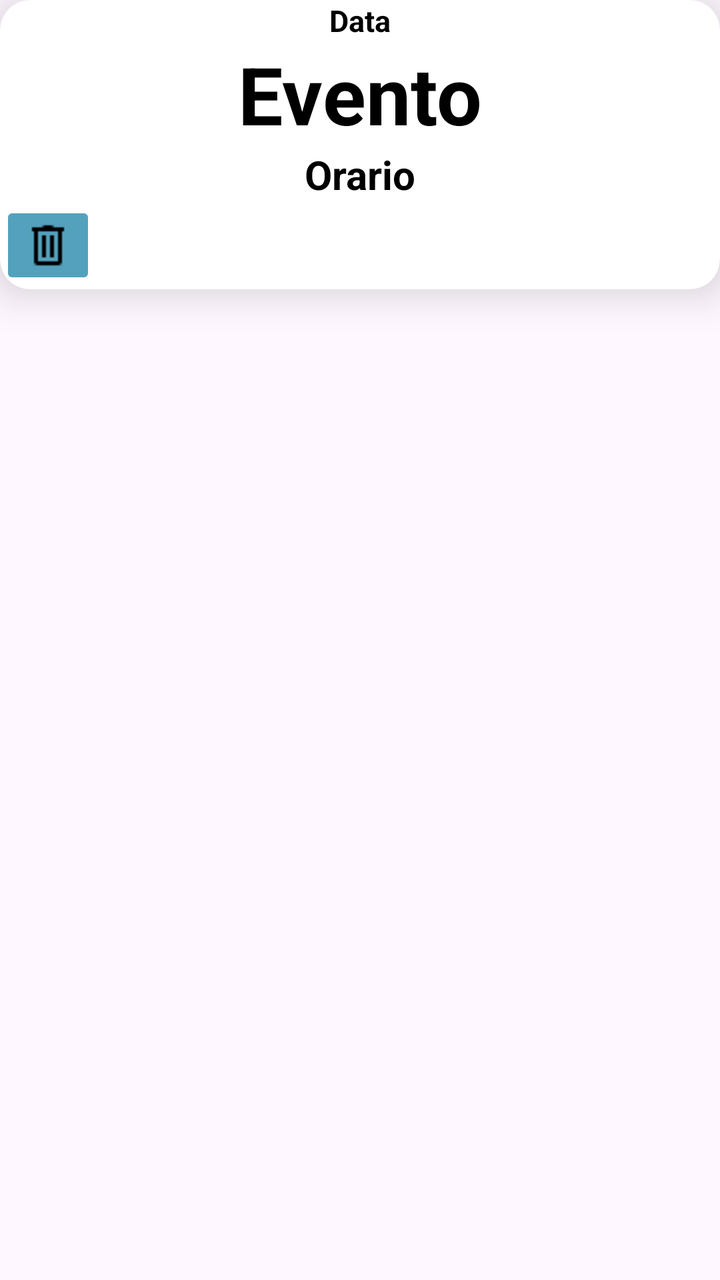
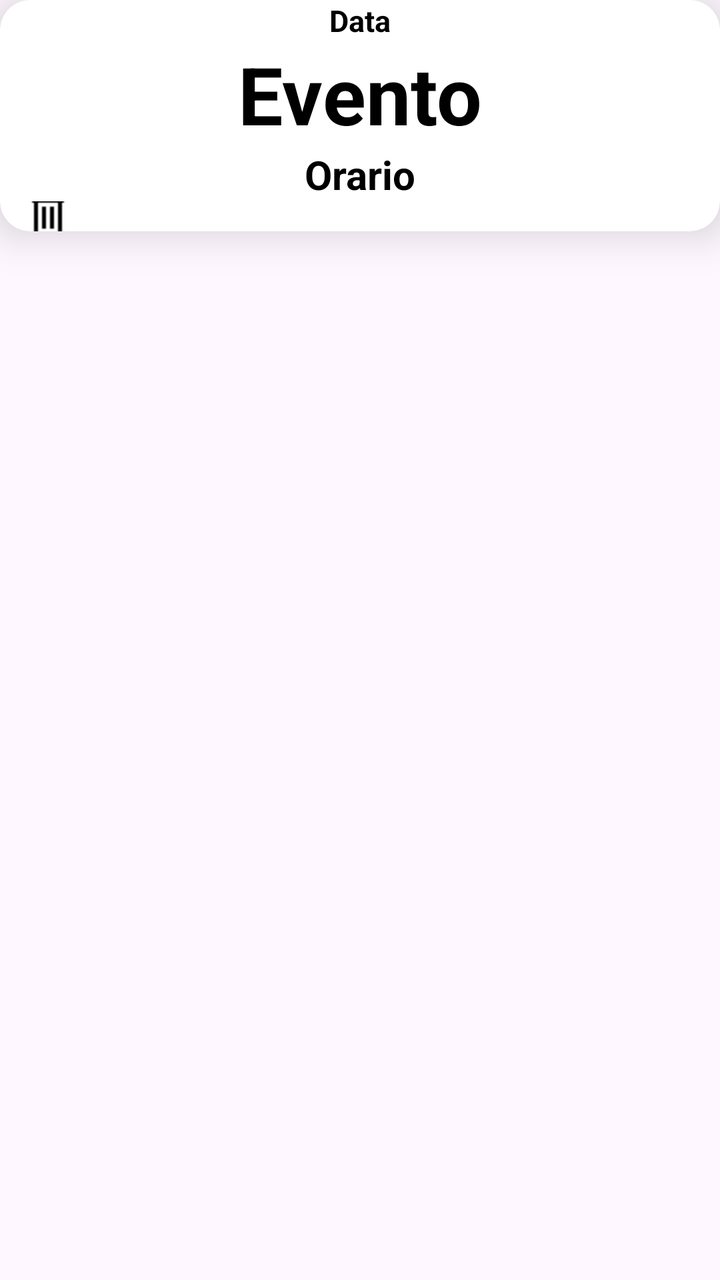

Compare the two renders of this Android layout. The source of the first and the diff that turns it into the second are given below.
<!-- AndroidManifest.xml: application theme Theme.AppPet -->
<!-- res/layout/show_event_raw_layout.xml -->
<?xml version="1.0" encoding="utf-8"?>
<LinearLayout xmlns:android="http://schemas.android.com/apk/res/android"
    android:layout_width="match_parent"
    android:layout_height="wrap_content"
    xmlns:app="http://schemas.android.com/apk/res-auto"
    android:orientation="vertical"
    android:layout_margin="10dp">

    <androidx.cardview.widget.CardView
        android:layout_width="match_parent"
        android:layout_height="wrap_content"
        app:cardCornerRadius="15dp"
        app:cardElevation="12sp">

        <LinearLayout
            android:layout_width="match_parent"
            android:layout_height="wrap_content"
            android:orientation="vertical">

            <TextView
                android:id="@+id/eventdate"
                android:layout_width="match_parent"
                android:layout_height="wrap_content"
                android:gravity="center"
                android:textColor="@color/black"
                android:textStyle="bold"
                android:text="Data"
                android:textSize="15dp"/>

            <TextView
                android:id="@+id/eventname"
                android:layout_width="match_parent"
                android:layout_height="wrap_content"
                android:gravity="center"
                android:textColor="@color/black"
                android:textStyle="bold"
                android:text="Evento"
                android:textSize="40dp"/>

            <TextView
                android:id="@+id/eventtime"
                android:layout_width="match_parent"
                android:layout_height="wrap_content"
                android:gravity="center"
                android:textColor="@color/black"
                android:textStyle="bold"
                android:text="Orario"
                android:textSize="20dp"/>

            <ImageButton
                android:id="@+id/delete"
                android:layout_width="wrap_content"
                android:layout_height="wrap_content"
                android:src="@drawable/bin"
                android:backgroundTint="@color/lightblue"/>



        </LinearLayout>
    </androidx.cardview.widget.CardView>

</LinearLayout>
<!-- resources referenced by this layout -->
<resources>
  <color name="black">#FF000000</color>
  <color name="lightblue">#54A1BD</color>
  <!-- drawable bin: png bitmap (drawable, 152 bytes) -->
  <style name="Theme.AppPet" parent="Base.Theme.AppPet" />
  <style name="Base.Theme.AppPet" parent="Theme.Material3.DayNight.NoActionBar">
          
          
      </style>
</resources>

<!-- the commit's change to res/layout/show_event_raw_layout.xml (unified diff, before → after) -->
@@ -50,9 +50,9 @@
             <ImageButton
                 android:id="@+id/delete"
                 android:layout_width="wrap_content"
-                android:layout_height="wrap_content"
-                android:src="@drawable/bin"
-                android:backgroundTint="@color/lightblue"/>
+                android:layout_height="15dp"
+                android:backgroundTint="@color/white"
+                android:src="@drawable/bin" />
 
 
 
<!-- resource entries referenced after the edit -->
@@ -1,7 +1,7 @@
 <!-- resources referenced by this layout -->
 <resources>
   <color name="black">#FF000000</color>
-  <color name="lightblue">#54A1BD</color>
+  <color name="white">#FFFFFFFF</color>
   <!-- drawable bin: png bitmap (drawable, 152 bytes) -->
   <style name="Theme.AppPet" parent="Base.Theme.AppPet" />
   <style name="Base.Theme.AppPet" parent="Theme.Material3.DayNight.NoActionBar">
